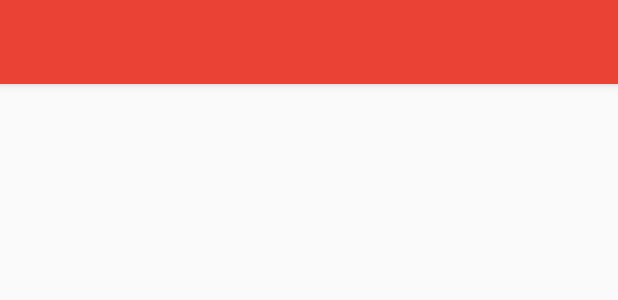
After one commit to rakuishi/aniradime-android, an Android app: the layout fragment_bookmark.xml on its own in the app's theme, with its tools: preview values and no code run, on a phone screen of 412 x 824 dp. The commit adds this screen. Shown: the top 300 px of the screen. Run offline under Robolectric (Android 15) with nearby library versions, the phone set to English and light mode, and no system bars; network calls fail.

Commit message:
Setup BottomNavigationView

```diff
--- a/app/src/main/java/com/rakuishi/postalcode/di/FragmentComponent.java
+++ b/app/src/main/java/com/rakuishi/postalcode/di/FragmentComponent.java
@@ -1,13 +1,19 @@
 package com.rakuishi.postalcode.di;
 
+import com.rakuishi.postalcode.view.fragment.BookmarkFragment;
 import com.rakuishi.postalcode.view.fragment.PostalCodeDetailFragment;
 import com.rakuishi.postalcode.view.fragment.PostalCodeListFragment;
+import com.rakuishi.postalcode.view.fragment.PrefectureFragment;
+import com.rakuishi.postalcode.view.fragment.SearchFragment;
 
 import dagger.Subcomponent;
 
 @Subcomponent(modules = {FragmentModule.class})
 public interface FragmentComponent {
 
+    void inject(PrefectureFragment fragment);
+    void inject(SearchFragment fragment);
+    void inject(BookmarkFragment fragment);
     void inject(PostalCodeListFragment fragment);
     void inject(PostalCodeDetailFragment fragment);
 }
--- a/app/src/main/java/com/rakuishi/postalcode/view/fragment/PostalCodeListFragment.java
+++ b/app/src/main/java/com/rakuishi/postalcode/view/fragment/PostalCodeListFragment.java
@@ -158,7 +158,7 @@ public class PostalCodeListFragment extends BaseFragment implements PostalCodeLi
         }
 
         if (fragment != null && getActivity() != null && getActivity() instanceof MainActivity) {
-            ((MainActivity) getActivity()).replaceFragment(fragment, title);
+            // ((MainActivity) getActivity()).replaceFragment(fragment, title);
         }
     }
 
--- /dev/null
+++ b/app/src/main/res/layout/fragment_bookmark.xml
@@ -0,0 +1,27 @@
+<?xml version="1.0" encoding="utf-8"?>
+<layout
+    xmlns:android="http://schemas.android.com/apk/res/android"
+    >
+
+    <RelativeLayout
+        android:layout_width="match_parent"
+        android:layout_height="match_parent"
+        >
+
+        <include
+            layout="@layout/view_toolbar"
+            android:id="@+id/toolbar"
+            android:layout_width="match_parent"
+            android:layout_height="@dimen/dp_56"
+            />
+
+        <FrameLayout
+            android:id="@+id/container"
+            android:layout_width="match_parent"
+            android:layout_height="match_parent"
+            android:layout_below="@+id/toolbar"
+            />
+
+    </RelativeLayout>
+
+</layout>
--- /dev/null
+++ b/app/src/main/res/layout/view_toolbar.xml
@@ -0,0 +1,8 @@
+<?xml version="1.0" encoding="utf-8"?>
+<android.support.v7.widget.Toolbar
+    xmlns:android="http://schemas.android.com/apk/res/android"
+    android:layout_width="match_parent"
+    android:layout_height="wrap_content"
+    android:background="?attr/colorPrimary"
+    android:elevation="@dimen/dp_4"
+    />
--- a/app/src/main/res/values/colors.xml
+++ b/app/src/main/res/values/colors.xml
@@ -8,4 +8,6 @@
     <color name="secondary_text">#757575</color>
     <color name="divider">#E0E0E0</color>
 
+    <color name="white">#FFFFFF</color>
+
 </resources>
--- a/app/src/main/res/values/dimens.xml
+++ b/app/src/main/res/values/dimens.xml
@@ -1,9 +1,11 @@
 <?xml version="1.0" encoding="utf-8"?>
 <resources>
 
+    <dimen name="dp_4">4dp</dimen>
     <dimen name="dp_8">8dp</dimen>
     <dimen name="dp_16">16dp</dimen>
     <dimen name="dp_20">20dp</dimen>
+    <dimen name="dp_56">56dp</dimen>
 
     <dimen name="sp_16">16sp</dimen>
     <dimen name="sp_14">14sp</dimen>
--- a/app/src/main/res/values/strings.xml
+++ b/app/src/main/res/values/strings.xml
@@ -5,6 +5,7 @@
 
     <string name="search">Search</string>
     <string name="bookmark">Bookmark</string>
+    <string name="prefecture">Prefecture</string>
     <string name="info">Info</string>
     <string name="postal_code">Postal Code</string>
     <string name="address">Address</string>
--- a/app/src/main/res/values/styles.xml
+++ b/app/src/main/res/values/styles.xml
@@ -1,7 +1,7 @@
 <resources>
 
     <!-- Base application theme. -->
-    <style name="AppTheme" parent="Theme.AppCompat.Light.DarkActionBar">
+    <style name="AppTheme" parent="Theme.AppCompat.Light.NoActionBar">
         <!-- Customize your theme here. -->
         <item name="colorPrimary">@color/colorPrimary</item>
         <item name="colorPrimaryDark">@color/colorPrimaryDark</item>
```
Also changed, not shown: app/src/main/java/com/rakuishi/postalcode/view/activity/MainActivity.java (+64 -52 lines), app/src/main/java/com/rakuishi/postalcode/view/fragment/BookmarkFragment.java (added, +31 -0 lines), app/src/main/java/com/rakuishi/postalcode/view/fragment/PrefectureFragment.java (added, +31 -0 lines), app/src/main/java/com/rakuishi/postalcode/view/fragment/SearchFragment.java (added, +31 -0 lines), app/src/main/res/drawable/ic_menu_white_24dp.xml (added, +9 -0 lines), app/src/main/res/layout/activity_main.xml (+26 -5 lines), app/src/main/res/layout/fragment_prefecture.xml (added, +27 -0 lines), app/src/main/res/layout/fragment_search.xml (added, +26 -0 lines), app/src/main/res/menu/bottom_navigation_view.xml (added, +24 -0 lines), 1 other file.
